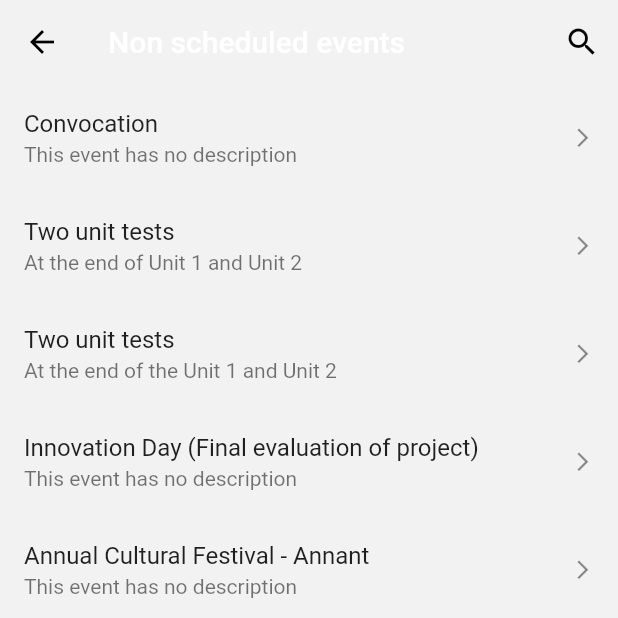
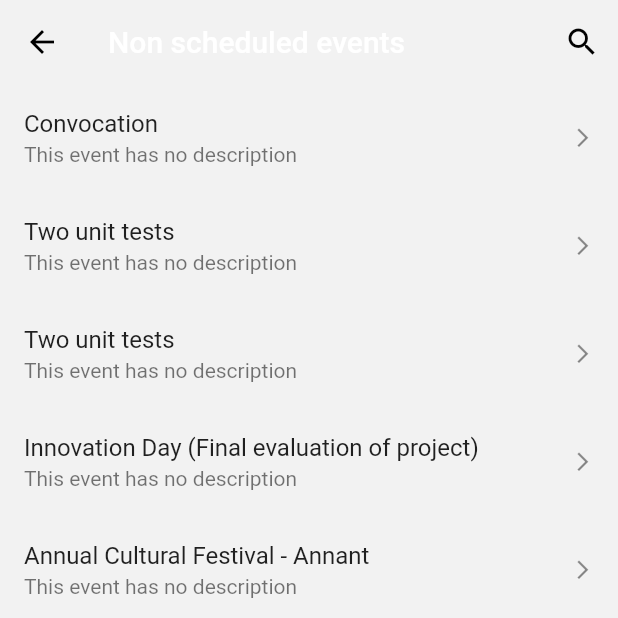
Before and after one commit to dipanshparmar/cpuh-client-app, a Flutter app: the NonScheduledEventsPage screen opened by its route, on a phone screen of 412 x 824 dp, the top half of it. Run offline on Flutter 3.47's test engine with Material 2 defaults, Android fonts, the phone set to English and light mode, and no system bars; our stand-ins replace share_plus, table_calendar.

Commit message:
removed description and images

```diff
--- a/lib/utils/events.dart
+++ b/lib/utils/events.dart
@@ -30,7 +30,6 @@ List<Event> events = [
   Event(
     key: UniqueKey(),
     title: 'Convocation',
-    imageUrl: 'assets/images/convocation.jpg',
   ),
   Event(
     key: UniqueKey(),
@@ -40,7 +39,6 @@ List<Event> events = [
   Event(
     key: UniqueKey(),
     title: 'Two unit tests',
-    description: 'At the end of Unit 1 and Unit 2',
   ),
   Event(
     key: UniqueKey(),
@@ -100,7 +98,6 @@ List<Event> events = [
   Event(
     key: UniqueKey(),
     title: 'Two unit tests',
-    description: 'At the end of the Unit 1 and Unit 2',
   ),
   Event(
     key: UniqueKey(),
@@ -109,7 +106,6 @@ List<Event> events = [
   Event(
     key: UniqueKey(),
     title: 'Annual Cultural Festival - Annant',
-    imageUrl: 'assets/images/annant.jpg',
   ),
   Event(
     key: UniqueKey(),
```
Also changed, not shown: assets/images/annant.jpg (deleted), assets/images/convocation.jpg (deleted).
